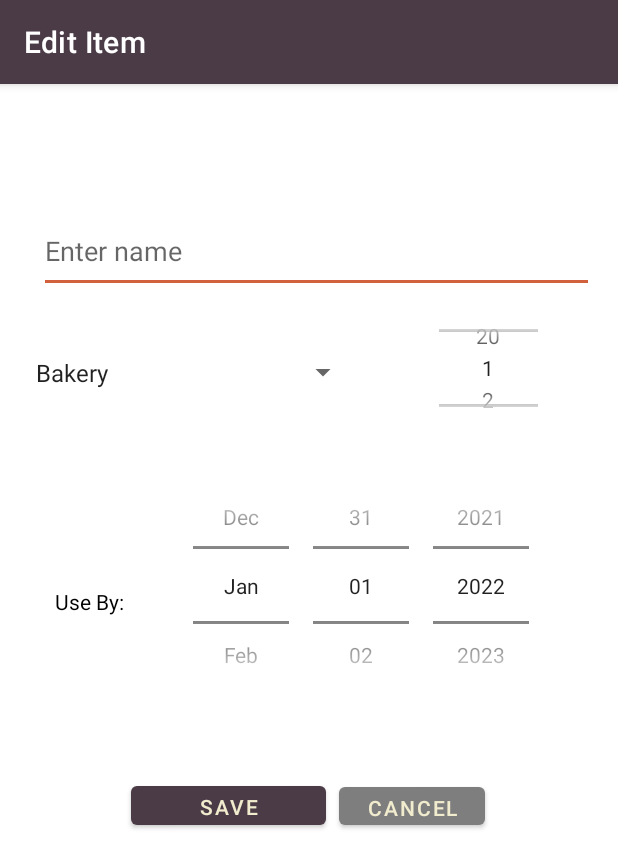
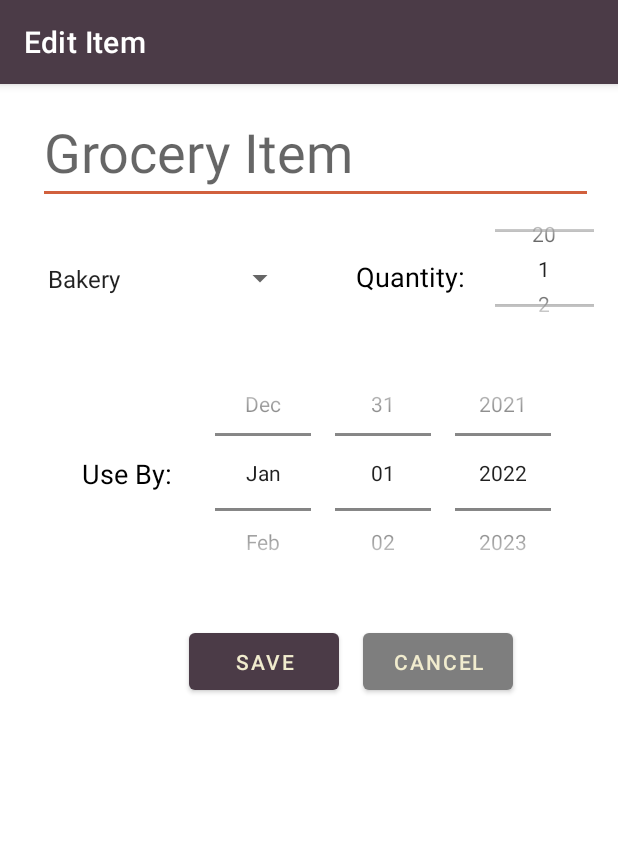
Before and after one commit to chilla2/Freshness-Tracker, an Android app: the EditItemActivity screen opened directly, with no data from a screen before it, on a phone screen of 412 x 824 dp. Shown: the top 868 px of the screen. Run offline under Robolectric (Android 15) with nearby library versions, the phone set to English and light mode, and no system bars; our stand-ins replace Firebase (no records; nobody signed in at launch, a user with empty details on screens opened directly).

Commit message:
expired date working, display title fixed editItem layout fixed.

```diff
--- a/app/src/main/java/com/example/freshnesstracker/AddItemActivity.java
+++ b/app/src/main/java/com/example/freshnesstracker/AddItemActivity.java
@@ -47,7 +47,7 @@ public class AddItemActivity extends AppCompatActivity {
         datePicker = (DatePicker)findViewById(R.id.datePicker);
         spinnerCategory = (Spinner) findViewById(R.id.categories_spinner);
         saveItem = (Button) findViewById(R.id.saveItem);/**/
-        //cancel  = (Button) findViewById(R.id.cancel);
+        cancel  = (Button) findViewById(R.id.cancel);
         saveItem.setOnClickListener(new View.OnClickListener() {
             @Override
             public void onClick(View view) {
@@ -55,11 +55,11 @@ public class AddItemActivity extends AppCompatActivity {
                 switchToMain();
             }
         });
-//        cancel.setOnClickListener(new View.OnClickListener() {
-//            public void onClick(View v) {
-//                switchToMain();
-//            }
-//        });
+        cancel.setOnClickListener(new View.OnClickListener() {
+           public void onClick(View v) {
+              switchToMain();
+            }
+        });
     }
 
     private void switchToMain() {
--- a/app/src/main/java/com/example/freshnesstracker/MainActivity.java
+++ b/app/src/main/java/com/example/freshnesstracker/MainActivity.java
@@ -184,8 +184,6 @@ public class MainActivity extends AppCompatActivity implements FoodItemAdapter.L
             case R.id.bake:
                 displayByType("Bakery");
                 tv1.setText("My Baked Goods");
-                scheduleNotification(getNotification( "Food is expiring tomorrow." ) , 5000 ) ;
-
                 return true;
             case R.id. can :
                 displayByType("Canned");
--- a/app/src/main/res/layout/activity_add_item.xml
+++ b/app/src/main/res/layout/activity_add_item.xml
@@ -17,12 +17,12 @@
         android:layout_marginTop="16dp"
         android:layout_marginEnd="16dp"
         android:layout_marginRight="16dp"
-        android:hint="Grocery Item"
+        android:hint="@string/grocery_item"
         android:maxLength="15"
         android:textSize="36sp"
         app:layout_constraintEnd_toEndOf="parent"
         app:layout_constraintStart_toStartOf="parent"
-        app:layout_constraintTop_toBottomOf="@+id/saveItem" />
+        app:layout_constraintTop_toTopOf="parent" />
 
     <TextView
         android:id="@+id/textView2"
@@ -32,7 +32,7 @@
         android:layout_marginEnd="8dp"
         android:layout_marginRight="8dp"
         android:gravity="right"
-        android:text="Use By:"
+        android:text="@string/use_by"
         android:textColor="@color/black"
         android:textSize="18sp"
         app:layout_constraintEnd_toStartOf="@+id/datePicker"
@@ -46,7 +46,7 @@
         android:layout_marginEnd="20dp"
         android:layout_marginRight="20dp"
         android:gravity="right"
-        android:text="Quantity:"
+        android:text="@string/quantity"
         android:textColor="@color/black"
         android:textSize="18sp"
         app:layout_constraintEnd_toStartOf="@+id/quantityPicker"
@@ -91,13 +91,27 @@
 
     <Button
         android:id="@+id/saveItem"
-        android:layout_width="79dp"
-        android:layout_height="49dp"
+        android:layout_width="100dp"
+        android:layout_height="50dp"
+        android:layout_marginStart="126dp"
+        android:layout_marginLeft="126dp"
         android:layout_marginTop="16dp"
-        android:layout_marginEnd="16dp"
-        android:layout_marginRight="16dp"
-        android:text="Save"
-        app:layout_constraintEnd_toEndOf="parent"
-        app:layout_constraintTop_toTopOf="parent" />
+        android:text="@string/save"
+        app:layout_constraintStart_toStartOf="parent"
+        app:layout_constraintTop_toBottomOf="@+id/datePicker" />
+
+    <Button
+        android:id="@+id/cancel"
+        android:layout_width="100dp"
+        android:layout_height="50dp"
+        android:layout_marginStart="16dp"
+        android:layout_marginLeft="16dp"
+        android:layout_marginTop="16dp"
+        android:text="@string/cancel"
+        android:textColor="@color/white"
+        app:backgroundTint="#7E7E7E"
+        app:layout_constraintStart_toEndOf="@+id/saveItem"
+        app:layout_constraintTop_toBottomOf="@+id/datePicker"
+        app:rippleColor="#FFFFFF" />
 
 </androidx.constraintlayout.widget.ConstraintLayout>
--- a/app/src/main/res/layout/activity_edit_item.xml
+++ b/app/src/main/res/layout/activity_edit_item.xml
@@ -10,111 +10,105 @@
     <EditText
         android:id="@+id/editTextName"
         android:layout_width="370dp"
-        android:layout_height="56dp"
-        android:layout_marginStart="15dp"
-        android:layout_marginLeft="15dp"
-        android:layout_marginTop="80dp"
+        android:layout_height="64dp"
+        android:layout_marginStart="24dp"
+        android:layout_marginLeft="24dp"
+        android:layout_marginTop="16dp"
         android:layout_marginEnd="16dp"
         android:layout_marginRight="16dp"
-        android:layout_marginBottom="10dp"
-        android:hint="Enter name"
+        android:hint="@string/grocery_item"
         android:maxLength="15"
-        app:layout_constraintBottom_toTopOf="@+id/categories_spinner"
+        android:textSize="36sp"
         app:layout_constraintEnd_toEndOf="parent"
-        app:layout_constraintHorizontal_bias="1.0"
         app:layout_constraintStart_toStartOf="parent"
         app:layout_constraintTop_toTopOf="parent" />
 
     <TextView
         android:id="@+id/textView2"
-        android:layout_width="50dp"
-        android:layout_height="23dp"
-        android:layout_marginTop="104dp"
-        android:layout_marginBottom="392dp"
-        android:text="Use By:"
+        android:layout_width="73dp"
+        android:layout_height="27dp"
+        android:layout_marginTop="92dp"
+        android:layout_marginEnd="8dp"
+        android:layout_marginRight="8dp"
+        android:gravity="right"
+        android:text="@string/use_by"
         android:textColor="@color/black"
-        app:layout_constraintBottom_toBottomOf="parent"
-        app:layout_constraintEnd_toEndOf="parent"
-        app:layout_constraintHorizontal_bias="0.102"
-        app:layout_constraintStart_toStartOf="parent"
+        android:textSize="18sp"
+        app:layout_constraintEnd_toStartOf="@+id/datePicker"
         app:layout_constraintTop_toBottomOf="@+id/categories_spinner" />
+
+    <TextView
+        android:id="@+id/textView"
+        android:layout_width="104dp"
+        android:layout_height="28dp"
+        android:layout_marginTop="36dp"
+        android:layout_marginEnd="20dp"
+        android:layout_marginRight="20dp"
+        android:gravity="right"
+        android:text="@string/quantity"
+        android:textColor="@color/black"
+        android:textSize="18sp"
+        app:layout_constraintEnd_toStartOf="@+id/quantityPicker"
+        app:layout_constraintTop_toBottomOf="@+id/editTextName" />
 
     <NumberPicker
         android:id="@+id/quantityPicker"
 
         android:layout_width="66dp"
-        android:layout_height="64dp"
-        android:layout_marginTop="18dp"
-        android:layout_marginBottom="208dp"
-        app:layout_constraintBottom_toTopOf="@+id/saveItem"
+        android:layout_height="70dp"
+        android:layout_marginTop="8dp"
+        android:layout_marginEnd="16dp"
+        android:layout_marginRight="16dp"
         app:layout_constraintEnd_toEndOf="parent"
-        app:layout_constraintHorizontal_bias="0.846"
-        app:layout_constraintStart_toStartOf="parent"
-        app:layout_constraintTop_toBottomOf="@+id/editTextName"
-        app:layout_constraintVertical_bias="0.0" />
+        app:layout_constraintTop_toBottomOf="@+id/editTextName" />
 
     <DatePicker
         android:id="@+id/datePicker"
         android:layout_width="273dp"
         android:layout_height="170dp"
-        android:layout_marginStart="21dp"
-        android:layout_marginLeft="21dp"
         android:layout_marginTop="16dp"
-        android:layout_marginEnd="30dp"
-        android:layout_marginRight="30dp"
-        android:layout_marginBottom="10dp"
+        android:layout_marginEnd="16dp"
+        android:layout_marginRight="16dp"
         android:calendarViewShown="false"
         android:datePickerMode="spinner"
-        app:layout_constraintBottom_toTopOf="@+id/saveItem"
         app:layout_constraintEnd_toEndOf="parent"
-        app:layout_constraintHorizontal_bias="0.0"
-        app:layout_constraintStart_toEndOf="@+id/textView2"
         app:layout_constraintTop_toBottomOf="@+id/quantityPicker" />
 
     <Spinner
         android:id="@+id/categories_spinner"
-        android:layout_width="223dp"
-        android:layout_height="43dp"
-        android:layout_marginStart="16dp"
-        android:layout_marginLeft="16dp"
-        android:layout_marginTop="18dp"
-        android:layout_marginEnd="51dp"
-        android:layout_marginRight="51dp"
-        android:layout_marginBottom="32dp"
+        android:layout_width="173dp"
+        android:layout_height="51dp"
+        android:layout_marginStart="24dp"
+        android:layout_marginLeft="24dp"
+        android:layout_marginTop="24dp"
         android:dropDownSelector="@android:drawable/btn_dropdown"
         android:entries="@array/categories_array"
         android:spinnerMode="dropdown"
-        app:layout_constraintBottom_toTopOf="@+id/datePicker"
-        app:layout_constraintEnd_toStartOf="@+id/quantityPicker"
-        app:layout_constraintHorizontal_bias="0.0"
+        android:textSize="18sp"
         app:layout_constraintStart_toStartOf="parent"
         app:layout_constraintTop_toBottomOf="@+id/editTextName" />
 
     <Button
         android:id="@+id/saveItem"
-        android:layout_width="130dp"
-        android:layout_height="38dp"
-        android:layout_marginTop="20dp"
-        android:layout_marginBottom="256dp"
-        android:text="Save"
-        app:layout_constraintBottom_toBottomOf="parent"
-        app:layout_constraintEnd_toEndOf="parent"
-        app:layout_constraintHorizontal_bias="0.309"
+        android:layout_width="100dp"
+        android:layout_height="50dp"
+        android:layout_marginStart="126dp"
+        android:layout_marginLeft="126dp"
+        android:layout_marginTop="16dp"
+        android:text="@string/save"
         app:layout_constraintStart_toStartOf="parent"
         app:layout_constraintTop_toBottomOf="@+id/datePicker" />
 
     <Button
         android:id="@+id/cancel"
-        android:layout_width="97dp"
-        android:layout_height="37dp"
-        android:layout_marginTop="31dp"
-        android:layout_marginBottom="256dp"
-        android:text="Cancel"
+        android:layout_width="100dp"
+        android:layout_height="50dp"
+        android:layout_marginStart="16dp"
+        android:layout_marginLeft="16dp"
+        android:layout_marginTop="16dp"
+        android:text="@string/cancel"
         android:textColor="@color/white"
         app:backgroundTint="#7E7E7E"
-        app:layout_constraintBottom_toBottomOf="parent"
-        app:layout_constraintEnd_toEndOf="parent"
-        app:layout_constraintHorizontal_bias="0.092"
         app:layout_constraintStart_toEndOf="@+id/saveItem"
         app:layout_constraintTop_toBottomOf="@+id/datePicker"
         app:rippleColor="#FFFFFF" />
--- a/app/src/main/res/values/strings.xml
+++ b/app/src/main/res/values/strings.xml
@@ -27,4 +27,9 @@
     <string name="update">Update</string>
     <string name="choose_food_type">Choose food type:</string>
     <string name="new_item">New Item</string>
+    <string name="use_by">Use By:</string>
+    <string name="quantity">Quantity:</string>
+    <string name="grocery_item">Grocery Item</string>
+    <string name="save">Save</string>
+    <string name="cancel">Cancel</string>
 </resources>
```
